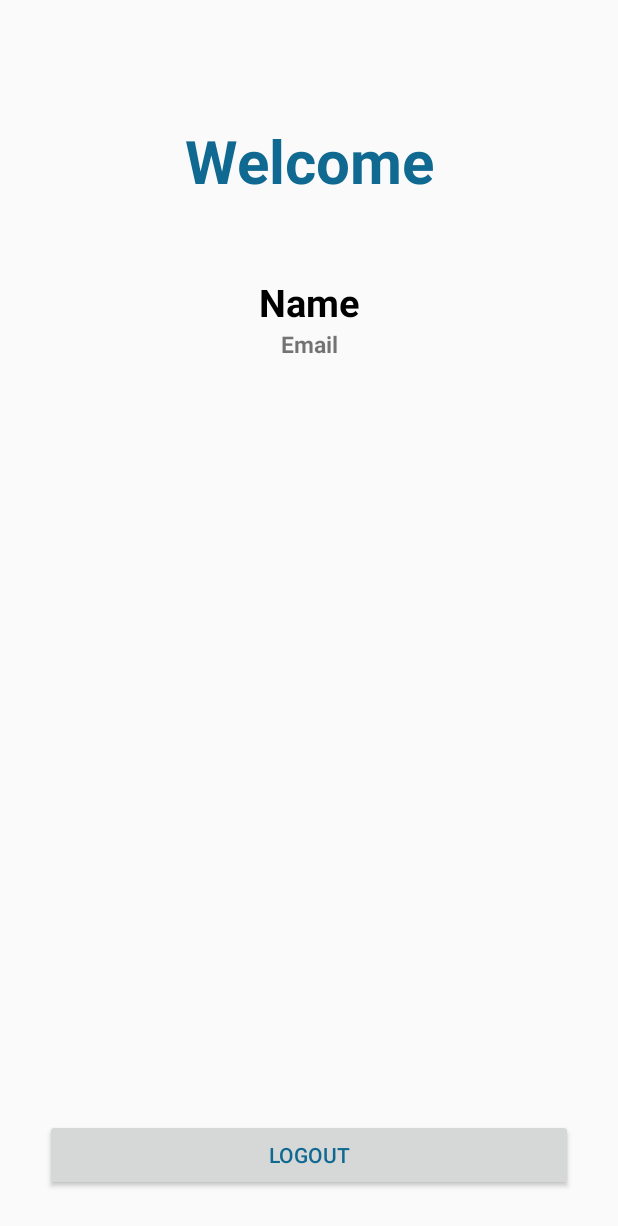
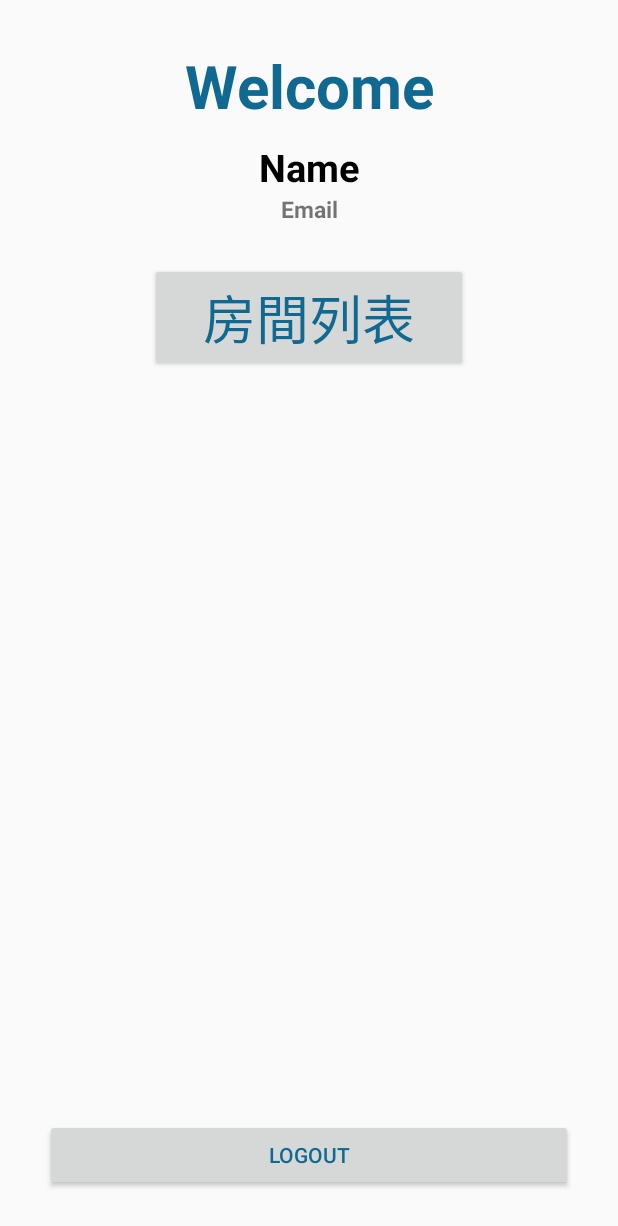
Before and after one commit to icpc0928/Android_MahJongV2, an Android app: the layout activity_home.xml on its own in the app's theme, with its tools: preview values and no code run, on a phone screen of 412 x 824 dp. Shown: the top 1226 px of the screen. Run offline under Robolectric (Android 15) with nearby library versions, the phone set to English and light mode, and no system bars.

Commit message:
1-4 新增RoomsAct HomeAct可進入RommsAct RoomsAct可返回HomeAct

```diff
--- a/app/src/main/res/layout/activity_home.xml
+++ b/app/src/main/res/layout/activity_home.xml
@@ -12,7 +12,7 @@
         android:text="Welcome"
         android:textSize="40sp"
         android:gravity="center"
-        android:layout_marginTop="80dp"
+        android:layout_marginTop="30dp"
         android:textStyle="bold"
         android:textColor="@color/colorPrimaryDark2"
         android:layout_width="match_parent"
@@ -25,7 +25,7 @@
         android:layout_below="@id/text"
         android:textSize="25sp"
         android:gravity="center"
-        android:layout_marginTop="50dp"
+        android:layout_marginTop="10dp"
         android:textStyle="bold"
         android:textColor="@android:color/black"
         android:layout_width="match_parent"
@@ -41,6 +41,20 @@
         android:layout_width="match_parent"
         android:layout_height="wrap_content"
         />
+    <Button
+        android:id="@+id/btn_gotoRooms"
+        android:text="房間列表"
+        android:textSize="35sp"
+        android:textColor="@color/colorPrimaryDark2"
+        android:layout_width="match_parent"
+        android:layout_height="wrap_content"
+        android:layout_below="@id/email"
+        android:layout_marginLeft="100dp"
+        android:layout_marginRight="100dp"
+        android:layout_marginTop="25dp"
+        />
+
+
 
     <Button
         android:layout_alignParentBottom="true"
--- a/app/src/main/res/layout/activity_login.xml
+++ b/app/src/main/res/layout/activity_login.xml
@@ -8,16 +8,16 @@
     android:background="@color/colorPrimary"
     android:paddingLeft="30dp"
     android:paddingRight="30dp"
-    android:paddingTop="80dp"
+    android:paddingTop="30dp"
 
     tools:context=".LoginActivity">
 
     <ImageView
         android:id="@+id/logo"
         android:src="@drawable/ic_launcher_foreground"
-        android:layout_marginBottom="30dp"
+        android:layout_marginBottom="10dp"
         android:layout_width="match_parent"
-        android:layout_height="100dp"
+        android:layout_height="80dp"
         />
 
     <com.google.android.material.textfield.TextInputLayout
--- a/app/src/main/res/layout/activity_register.xml
+++ b/app/src/main/res/layout/activity_register.xml
@@ -8,7 +8,7 @@
     android:orientation="vertical"
     android:paddingLeft="30dp"
     android:paddingRight="30dp"
-    android:paddingTop="80dp"
+    android:paddingTop="40dp"
 
     tools:context=".RegisterActivity">
 
--- a/app/src/main/res/values/styles.xml
+++ b/app/src/main/res/values/styles.xml
@@ -8,6 +8,7 @@
         <item name="colorAccent">@color/colorAccent</item>
         <item name="windowActionBar">false</item>
         <item name="windowNoTitle">true</item>
+        <item name="android:windowFullscreen">true</item>
     </style>
     <style name="AppThemeLogin.AppBarOverlay" parent="ThemeOverlay.AppCompat.Dark.ActionBar" />
     <style name="AppThemeLogin.PopupOverlay" parent="ThemeOverlay.AppCompat.Light"/>
@@ -16,6 +17,10 @@
         <item name="colorPrimary">@color/colorPrimary2</item>
         <item name="colorPrimaryDark">@color/colorPrimaryDark2</item>
         <item name="colorAccent">@color/colorAccent</item>
+        <item name="windowActionBar">false</item>
+        <item name="windowNoTitle">true</item>
+        <item name="android:windowFullscreen">true</item>
+
 
     </style>
 
```
Also changed, not shown: app/src/main/AndroidManifest.xml (+11 -7 lines), app/src/main/java/com/example/mahjongv2/HomeActivity.java (+14 -1 lines), app/src/main/java/com/example/mahjongv2/RoomsActivity.java (added, +36 -0 lines), app/src/main/res/layout/activity_rooms.xml (added, +61 -0 lines).
